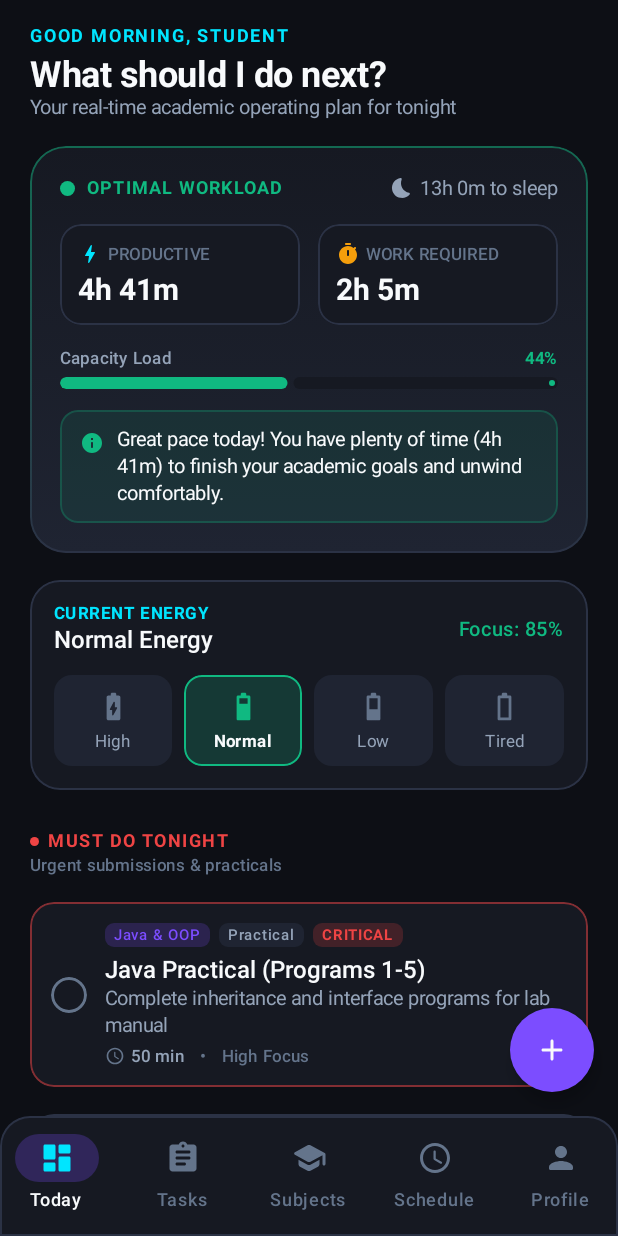
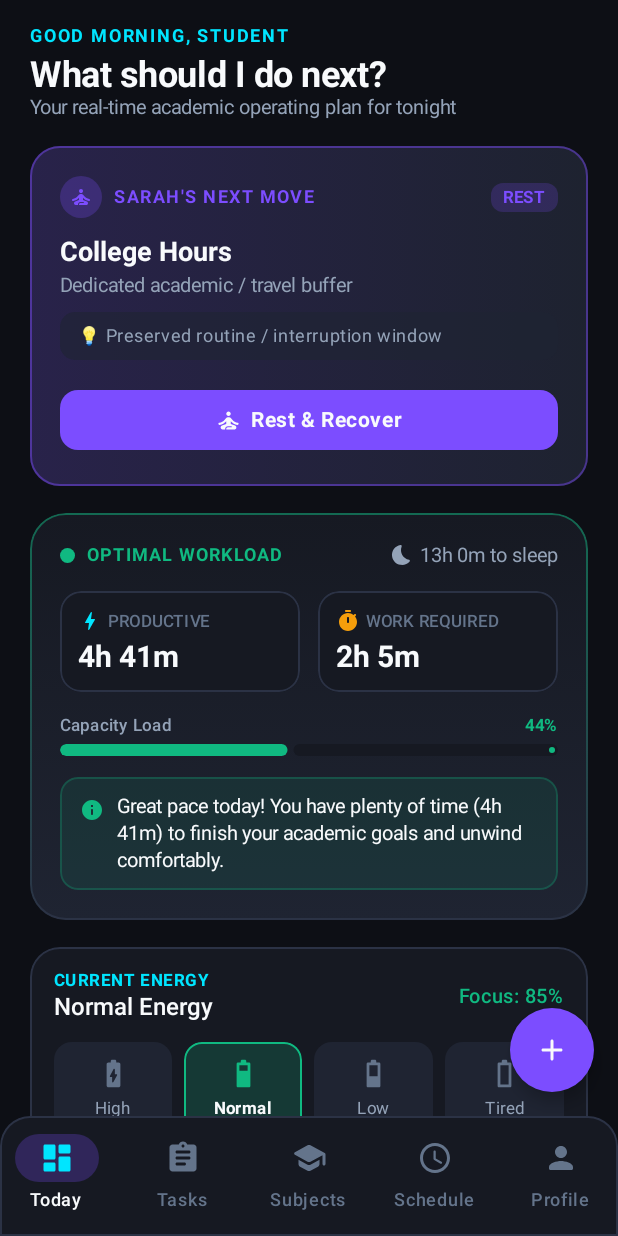
Before and after one commit to YashWagh23/Sarah, an Android app built with Jetpack Compose: the TodayScreen screen opened through its navigation route, on a phone screen of 412 x 824 dp. Run offline under Robolectric (Android 15) with nearby library versions, the light colour scheme and no system bars; our stand-ins replace Room's generated code; libraries missing offline, so code that uses them is left out: com.google.mlkit.vision.

Commit message:
feat: add live Sarah guidance to today

```diff
--- a/app/src/main/java/com/sarah/app/data/preferences/SarahPreferencesManager.kt
+++ b/app/src/main/java/com/sarah/app/data/preferences/SarahPreferencesManager.kt
@@ -8,7 +8,14 @@ import kotlinx.coroutines.flow.Flow
 import kotlinx.coroutines.flow.callbackFlow
 import kotlinx.coroutines.flow.distinctUntilChanged
 
-class SarahPreferencesManager(context: Context) {
+interface SarahPreferences {
+    var currentEnergyLevel: EnergyLevel
+    val energyLevelFlow: Flow<EnergyLevel>
+    var isOnboardingCompleted: Boolean
+    val onboardingCompletedFlow: Flow<Boolean>
+}
+
+class SarahPreferencesManager(context: Context) : SarahPreferences {
     private val prefs: SharedPreferences = context.getSharedPreferences("sarah_prefs", Context.MODE_PRIVATE)
 
     companion object {
@@ -16,7 +23,7 @@ class SarahPreferencesManager(context: Context) {
         private const val KEY_ONBOARDING_DONE = "key_onboarding_done"
     }
 
-    var currentEnergyLevel: EnergyLevel
+    override var currentEnergyLevel: EnergyLevel
         get() {
             val name = prefs.getString(KEY_CURRENT_ENERGY, EnergyLevel.NORMAL.name) ?: EnergyLevel.NORMAL.name
             return runCatching { EnergyLevel.valueOf(name) }.getOrDefault(EnergyLevel.NORMAL)
@@ -25,7 +32,7 @@ class SarahPreferencesManager(context: Context) {
             prefs.edit().putString(KEY_CURRENT_ENERGY, value.name).apply()
         }
 
-    val energyLevelFlow: Flow<EnergyLevel> = callbackFlow {
+    override val energyLevelFlow: Flow<EnergyLevel> = callbackFlow {
         val listener = SharedPreferences.OnSharedPreferenceChangeListener { _, key ->
             if (key == KEY_CURRENT_ENERGY || key == null) {
                 trySend(currentEnergyLevel)
@@ -36,11 +43,11 @@ class SarahPreferencesManager(context: Context) {
         awaitClose { prefs.unregisterOnSharedPreferenceChangeListener(listener) }
     }.distinctUntilChanged()
 
-    var isOnboardingCompleted: Boolean
+    override var isOnboardingCompleted: Boolean
         get() = prefs.getBoolean(KEY_ONBOARDING_DONE, false)
         set(value) = prefs.edit().putBoolean(KEY_ONBOARDING_DONE, value).apply()
 
-    val onboardingCompletedFlow: Flow<Boolean> = callbackFlow {
+    override val onboardingCompletedFlow: Flow<Boolean> = callbackFlow {
         val listener = SharedPreferences.OnSharedPreferenceChangeListener { _, key ->
             if (key == KEY_ONBOARDING_DONE || key == null) {
                 trySend(isOnboardingCompleted)
--- /dev/null
+++ b/app/src/main/java/com/sarah/app/ui/components/SarahNextActionCard.kt
@@ -0,0 +1,274 @@
+package com.sarah.app.ui.components
+
+import androidx.compose.animation.AnimatedContent
+import androidx.compose.animation.fadeIn
+import androidx.compose.animation.fadeOut
+import androidx.compose.animation.togetherWith
+import androidx.compose.foundation.background
+import androidx.compose.foundation.border
+import androidx.compose.foundation.clickable
+import androidx.compose.foundation.layout.Arrangement
+import androidx.compose.foundation.layout.Box
+import androidx.compose.foundation.layout.Column
+import androidx.compose.foundation.layout.Row
+import androidx.compose.foundation.layout.Spacer
+import androidx.compose.foundation.layout.fillMaxWidth
+import androidx.compose.foundation.layout.height
+import androidx.compose.foundation.layout.padding
+import androidx.compose.foundation.layout.size
+import androidx.compose.foundation.layout.width
+import androidx.compose.foundation.shape.CircleShape
+import androidx.compose.foundation.shape.RoundedCornerShape
+import androidx.compose.material.icons.Icons
+import androidx.compose.material.icons.rounded.AutoAwesome
+import androidx.compose.material.icons.rounded.Bedtime
+import androidx.compose.material.icons.rounded.Check
+import androidx.compose.material.icons.rounded.CheckCircle
+import androidx.compose.material.icons.rounded.Coffee
+import androidx.compose.material.icons.rounded.DoneAll
+import androidx.compose.material.icons.rounded.Fastfood
+import androidx.compose.material.icons.rounded.HourglassTop
+import androidx.compose.material.icons.rounded.PlayArrow
+import androidx.compose.material.icons.rounded.Refresh
+import androidx.compose.material.icons.rounded.SelfImprovement
+import androidx.compose.material3.Button
+import androidx.compose.material3.ButtonDefaults
+import androidx.compose.material3.Card
+import androidx.compose.material3.CardDefaults
+import androidx.compose.material3.Icon
+import androidx.compose.material3.MaterialTheme
+import androidx.compose.material3.OutlinedButton
+import androidx.compose.material3.Text
+import androidx.compose.runtime.Composable
+import androidx.compose.ui.Alignment
+import androidx.compose.ui.Modifier
+import androidx.compose.ui.draw.clip
+import androidx.compose.ui.graphics.Brush
+import androidx.compose.ui.graphics.Color
+import androidx.compose.ui.graphics.vector.ImageVector
+import androidx.compose.ui.text.font.FontWeight
+import androidx.compose.ui.text.style.TextOverflow
+import androidx.compose.ui.unit.dp
+import androidx.compose.ui.unit.sp
+import com.sarah.app.domain.model.NextAction
+import com.sarah.app.domain.model.NextActionType
+import com.sarah.app.ui.theme.CoralRed
+import com.sarah.app.ui.theme.CyanAccent
+import com.sarah.app.ui.theme.DarkBorder
+import com.sarah.app.ui.theme.DarkSurface
+import com.sarah.app.ui.theme.DarkSurfaceVariant
+import com.sarah.app.ui.theme.ElectricIndigo
+import com.sarah.app.ui.theme.MintEmerald
+import com.sarah.app.ui.theme.TextMuted
+import com.sarah.app.ui.theme.TextPrimary
+import com.sarah.app.ui.theme.TextSecondary
+import com.sarah.app.ui.theme.WarmAmber
+
+@Composable
+fun SarahNextActionCard(
+    nextAction: NextAction,
+    onPrimaryActionClick: (NextAction) -> Unit,
+    onMarkCompletedClick: (Long) -> Unit,
+    modifier: Modifier = Modifier
+) {
+    val (accentColor, icon, buttonLabel) = when (nextAction.actionType) {
+        NextActionType.START_TASK -> Triple(
+            ElectricIndigo,
+            Icons.Rounded.PlayArrow,
+            if (nextAction.durationMinutes > 0) "Start Focus (${nextAction.durationMinutes}m)" else "Start Task"
+        )
+        NextActionType.CONTINUE_TASK -> Triple(
+            CyanAccent,
+            Icons.Rounded.AutoAwesome,
+            if (nextAction.durationMinutes > 0) "Continue (${nextAction.durationMinutes}m)" else "Continue Task"
+        )
+        NextActionType.TAKE_BREAK -> Triple(
+            MintEmerald,
+            Icons.Rounded.Coffee,
+            if (nextAction.durationMinutes > 0) "Take ${nextAction.durationMinutes}m Break" else "Take Break"
+        )
+        NextActionType.MEAL -> Triple(
+            WarmAmber,
+            Icons.Rounded.Fastfood,
+            if (nextAction.durationMinutes > 0) "Dinner Buffer (${nextAction.durationMinutes}m)" else "Enjoy Meal"
+        )
+        NextActionType.REST -> Triple(
+            ElectricIndigo,
+            Icons.Rounded.SelfImprovement,
+            "Rest & Recover"
+        )
+        NextActionType.STOP_FOR_TONIGHT -> Triple(
+            if (nextAction.urgencyBadge == "COMPLETE") MintEmerald else TextSecondary,
+            if (nextAction.urgencyBadge == "COMPLETE") Icons.Rounded.DoneAll else Icons.Rounded.Bedtime,
+            if (nextAction.urgencyBadge == "COMPLETE") "Wrap Up Tonight" else "Rest for Tomorrow"
+        )
+        NextActionType.RECOVER_FROM_DELAY -> Triple(
+            CoralRed,
+            Icons.Rounded.Refresh,
+            "Recalibrate Plan"
+        )
+    }
+
+    val gradientBrush = Brush.horizontalGradient(
+        colors = listOf(
+            accentColor.copy(alpha = 0.18f),
+            DarkSurfaceVariant.copy(alpha = 0.85f)
+        )
+    )
+
+    Card(
+        modifier = modifier
+            .fillMaxWidth()
+            .border(1.dp, accentColor.copy(alpha = 0.45f), RoundedCornerShape(20.dp)),
+        shape = RoundedCornerShape(20.dp),
+        colors = CardDefaults.cardColors(containerColor = DarkSurface)
+    ) {
+        Column(
+            modifier = Modifier
+                .background(gradientBrush)
+                .padding(20.dp)
+        ) {
+            // Header Bar: "SARAH'S NEXT MOVE" + Urgency Pill
+            Row(
+                modifier = Modifier.fillMaxWidth(),
+                horizontalArrangement = Arrangement.SpaceBetween,
+                verticalAlignment = Alignment.CenterVertically
+            ) {
+                Row(verticalAlignment = Alignment.CenterVertically) {
+                    Box(
+                        modifier = Modifier
+                            .size(28.dp)
+                            .clip(CircleShape)
+                            .background(accentColor.copy(alpha = 0.25f)),
+                        contentAlignment = Alignment.Center
+                    ) {
+                        Icon(
+                            imageVector = icon,
+                            contentDescription = null,
+                            tint = accentColor,
+                            modifier = Modifier.size(16.dp)
+                        )
+                    }
+                    Spacer(modifier = Modifier.width(8.dp))
+                    Text(
+                        text = "SARAH'S NEXT MOVE",
+                        style = MaterialTheme.typography.labelMedium,
+                        fontWeight = FontWeight.Bold,
+                        color = accentColor,
+                        letterSpacing = 1.sp
+                    )
+                }
+
+                if (nextAction.urgencyBadge.isNotBlank()) {
+                    Box(
+                        modifier = Modifier
+                            .clip(RoundedCornerShape(8.dp))
+                            .background(accentColor.copy(alpha = 0.20f))
+                            .padding(horizontal = 8.dp, vertical = 3.dp)
+                    ) {
+                        Text(
+                            text = nextAction.urgencyBadge,
+                            style = MaterialTheme.typography.labelSmall,
+                            fontWeight = FontWeight.Bold,
+                            color = accentColor,
+                            fontSize = 11.sp
+                        )
+                    }
+                }
+            }
+
+            Spacer(modifier = Modifier.height(12.dp))
+
+            // Action Title
+            Text(
+                text = nextAction.title,
+                style = MaterialTheme.typography.titleLarge,
+                fontWeight = FontWeight.Bold,
+                color = TextPrimary,
+                maxLines = 2,
+                overflow = TextOverflow.Ellipsis
+            )
+
+            if (nextAction.subtitle.isNotBlank()) {
+                Spacer(modifier = Modifier.height(4.dp))
+                Text(
+                    text = nextAction.subtitle,
+                    style = MaterialTheme.typography.bodyMedium,
+                    color = TextSecondary
+                )
+            }
+
+            // Reason Callout
+            if (nextAction.reason.isNotBlank()) {
+                Spacer(modifier = Modifier.height(10.dp))
+                Box(
+                    modifier = Modifier
+                        .fillMaxWidth()
+                        .clip(RoundedCornerShape(10.dp))
+                        .background(DarkSurfaceVariant.copy(alpha = 0.6f))
+                        .padding(horizontal = 12.dp, vertical = 8.dp)
+                ) {
+                    Text(
+                        text = "💡 ${nextAction.reason}",
+                        style = MaterialTheme.typography.bodySmall,
+                        color = TextSecondary,
+                        lineHeight = 16.sp
+                    )
+                }
+            }
+
+            Spacer(modifier = Modifier.height(16.dp))
+
+            // Action Buttons Row
+            Row(
+                modifier = Modifier.fillMaxWidth(),
+                horizontalArrangement = Arrangement.spacedBy(10.dp),
+                verticalAlignment = Alignment.CenterVertically
+            ) {
+                Button(
+                    onClick = { onPrimaryActionClick(nextAction) },
+                    modifier = Modifier.weight(1f),
+                    shape = RoundedCornerShape(12.dp),
+                    colors = ButtonDefaults.buttonColors(
+                        containerColor = accentColor,
+                        contentColor = if (accentColor == CyanAccent || accentColor == MintEmerald || accentColor == WarmAmber) DarkSurface else TextPrimary
+                    )
+                ) {
+                    Icon(
+                        imageVector = icon,
+                        contentDescription = null,
+                        modifier = Modifier.size(18.dp)
+                    )
+                    Spacer(modifier = Modifier.width(6.dp))
+                    Text(
+                        text = buttonLabel,
+                        fontWeight = FontWeight.Bold,
+                        fontSize = 14.sp
+                    )
+                }
+
+                // If associated with a task, allow completing directly
+                if (nextAction.taskId != null && (nextAction.actionType == NextActionType.START_TASK || nextAction.actionType == NextActionType.CONTINUE_TASK)) {
+                    OutlinedButton(
+                        onClick = { onMarkCompletedClick(nextAction.taskId) },
+                        shape = RoundedCornerShape(12.dp),
+                        colors = ButtonDefaults.outlinedButtonColors(contentColor = MintEmerald),
+                        border = androidx.compose.foundation.BorderStroke(1.dp, MintEmerald.copy(alpha = 0.6f))
+                    ) {
+                        Icon(
+                            imageVector = Icons.Rounded.Check,
+                            contentDescription = "Mark Complete",
+                            modifier = Modifier.size(16.dp)
+                        )
+                        Spacer(modifier = Modifier.width(4.dp))
+                        Text(
+                            text = "Done",
+                            fontWeight = FontWeight.Bold,
+                            fontSize = 13.sp
+                        )
+                    }
+                }
+            }
+        }
+    }
+}
--- a/app/src/main/java/com/sarah/app/ui/navigation/AppNavigation.kt
+++ b/app/src/main/java/com/sarah/app/ui/navigation/AppNavigation.kt
@@ -146,7 +146,10 @@ fun AppNavigation(
                         app.scheduleRepository,
                         app.userRepository,
                         app.preferencesManager,
-                        app.feasibilityEngine
+                        app.feasibilityEngine,
+                        app.dailyPlanRepository,
+                        app.adaptivePlanner,
+                        app.nextActionEngine
                     )
                 )
                 val quickCaptureViewModel: QuickCaptureViewModel = viewModel(
--- a/app/src/main/java/com/sarah/app/ui/screens/today/TodayScreen.kt
+++ b/app/src/main/java/com/sarah/app/ui/screens/today/TodayScreen.kt
@@ -54,6 +54,8 @@ import com.sarah.app.ui.screens.quickcapture.QuickCaptureViewModel
 import androidx.compose.runtime.mutableStateOf
 import androidx.compose.runtime.remember
 import androidx.compose.runtime.setValue
+
+import com.sarah.app.ui.components.SarahNextActionCard
 
 @Composable
 fun TodayScreen(
@@ -120,6 +122,17 @@ fun TodayScreen(
                             text = "Your real-time academic operating plan for tonight",
                             style = MaterialTheme.typography.bodyMedium,
                             color = TextSecondary
+                        )
+                    }
+                }
+
+                // Sarah's Next Move (Live Guidance Card)
+                uiState.nextAction?.let { action ->
+                    item {
+                        SarahNextActionCard(
+                            nextAction = action,
+                            onPrimaryActionClick = { viewModel.handlePrimaryNextAction(it) },
+                            onMarkCompletedClick = { viewModel.completeTaskById(it) }
                         )
                     }
                 }
--- a/app/src/main/java/com/sarah/app/ui/screens/today/TodayUiState.kt
+++ b/app/src/main/java/com/sarah/app/ui/screens/today/TodayUiState.kt
@@ -1,8 +1,10 @@
 package com.sarah.app.ui.screens.today
 
 import com.sarah.app.domain.model.CollegeSchedule
+import com.sarah.app.domain.model.DailyPlan
 import com.sarah.app.domain.model.EnergyLevel
 import com.sarah.app.domain.model.FeasibilityReport
+import com.sarah.app.domain.model.NextAction
 import com.sarah.app.domain.model.Subject
 import com.sarah.app.domain.model.Task
 import com.sarah.app.domain.model.UserProfile
@@ -15,5 +17,7 @@ data class TodayUiState(
     val energyLevel: EnergyLevel = EnergyLevel.NORMAL,
     val tasks: List<Task> = emptyList(),
     val subjects: List<Subject> = emptyList(),
-    val feasibilityReport: FeasibilityReport? = null
+    val feasibilityReport: FeasibilityReport? = null,
+    val dailyPlan: DailyPlan? = null,
+    val nextAction: NextAction? = null
 )
--- a/app/src/main/java/com/sarah/app/ui/screens/today/TodayViewModel.kt
+++ b/app/src/main/java/com/sarah/app/ui/screens/today/TodayViewModel.kt
@@ -3,12 +3,17 @@ package com.sarah.app.ui.screens.today
 import androidx.lifecycle.ViewModel
 import androidx.lifecycle.ViewModelProvider
 import androidx.lifecycle.viewModelScope
-import com.sarah.app.data.preferences.SarahPreferencesManager
+import com.sarah.app.data.preferences.SarahPreferences
+import com.sarah.app.domain.engine.AdaptivePlanner
 import com.sarah.app.domain.engine.FeasibilityEngine
+import com.sarah.app.domain.engine.NextActionEngine
 import com.sarah.app.domain.model.CollegeSchedule
 import com.sarah.app.domain.model.EnergyLevel
+import com.sarah.app.domain.model.NextAction
+import com.sarah.app.domain.model.NextActionType
 import com.sarah.app.domain.model.Task
 import com.sarah.app.domain.model.TaskStatus
+import com.sarah.app.domain.repository.DailyPlanRepository
 import com.sarah.app.domain.repository.ScheduleRepository
 import com.sarah.app.domain.repository.SubjectRepository
 import com.sarah.app.domain.repository.TaskRepository
@@ -18,9 +23,9 @@ import kotlinx.coroutines.flow.StateFlow
 import kotlinx.coroutines.flow.asStateFlow
 import kotlinx.coroutines.flow.combine
 import kotlinx.coroutines.flow.launchIn
-import kotlinx.coroutines.flow.onEach
 import kotlinx.coroutines.flow.update
 import kotlinx.coroutines.launch
+import java.time.LocalDate
 import java.time.LocalTime
 
 class TodayViewModel(
@@ -28,8 +33,11 @@ class TodayViewModel(
     private val subjectRepository: SubjectRepository,
     private val scheduleRepository: ScheduleRepository,
     private val userRepository: UserRepository,
-    private val preferencesManager: SarahPreferencesManager,
-    private val feasibilityEngine: FeasibilityEngine
+    private val preferencesManager: SarahPreferences,
+    private val feasibilityEngine: FeasibilityEngine,
+    private val dailyPlanRepository: DailyPlanRepository,
+    private val adaptivePlanner: AdaptivePlanner,
+    private val nextActionEngine: NextActionEngine
 ) : ViewModel() {
 
     private val _uiState = MutableStateFlow(TodayUiState())
@@ -40,15 +48,24 @@ class TodayViewModel(
     }
 
     private fun observeData() {
-        combine(
+        val todayEpochDay = LocalDate.now().toEpochDay()
+        val coreDataFlow = combine(
             taskRepository.getAllTasks(),
             subjectRepository.getActiveSubjects(),
-            scheduleRepository.getSchedule(),
+            scheduleRepository.getSchedule()
+        ) { tasks, subjects, schedule ->
+            Triple(tasks, subjects, schedule ?: CollegeSchedule())
+        }
+
+        combine(
+            coreDataFlow,
             userRepository.getUserProfile(),
-            preferencesManager.energyLevelFlow
-        ) { tasks, subjects, schedule, profile, energy ->
-            val safeSchedule = schedule ?: CollegeSchedule()
-            val hour = LocalTime.now().hour
+            preferencesManager.energyLevelFlow,
+            dailyPlanRepository.getInterruptions(todayEpochDay)
+        ) { (tasks, subjects, safeSchedule), profile, energy, interruptions ->
+            val nowTime = LocalTime.now()
+            val nowDate = LocalDate.now()
+            val hour = nowTime.hour
             val greeting = when {
                 hour < 12 -> "Good Morning"
                 hour < 17 -> "Good Afternoon"
@@ -62,6 +79,25 @@ class TodayViewModel(
                 energyLevel = energy
             )
 
+            val rawPlan = adaptivePlanner.generatePlan(
+                tasks = tasks,
+                schedule = safeSchedule,
+                energyLevel = energy,
+                interruptions = interruptions,
+                currentTime = nowTime,
+                currentDate = nowDate
+            )
+
+            val nextAction = nextActionEngine.computeNextAction(
+                plan = rawPlan,
+                tasks = tasks,
+                schedule = safeSchedule,
+                currentTime = nowTime,
+                currentDate = nowDate
+            )
+
+            val fullPlan = rawPlan.copy(nextAction = nextAction)
+
             _uiState.update {
                 it.copy(
                     isLoading = false,
@@ -71,7 +107,9 @@ class TodayViewModel(
                     energyLevel = energy,
                     tasks = tasks,
                     subjects = subjects,
-                    feasibilityReport = feasibilityReport
+                    feasibilityReport = feasibilityReport,
+                    dailyPlan = fullPlan,
+                    nextAction = nextAction
                 )
             }
         }.launchIn(viewModelScope)
@@ -79,7 +117,6 @@ class TodayViewModel(
 
     fun setEnergyLevel(energyLevel: EnergyLevel) {
         preferencesManager.currentEnergyLevel = energyLevel
-        // The reactive energyLevelFlow will automatically trigger an evaluation update
     }
 
     fun toggleTaskStatus(task: Task) {
@@ -89,13 +126,39 @@ class TodayViewModel(
         }
     }
 
+    fun completeTaskById(taskId: Long) {
+        viewModelScope.launch {
+            taskRepository.updateTaskStatus(taskId, TaskStatus.COMPLETED)
+        }
+    }
+
+    fun handlePrimaryNextAction(nextAction: NextAction) {
+        when (nextAction.actionType) {
+            NextActionType.START_TASK, NextActionType.CONTINUE_TASK -> {
+                // Focus session active or starting
+            }
+            NextActionType.STOP_FOR_TONIGHT -> {
+                // Sleep / wrap-up acknowledgement
+            }
+            NextActionType.TAKE_BREAK, NextActionType.MEAL, NextActionType.REST -> {
+                // Break / Meal buffer acknowledgement
+            }
+            NextActionType.RECOVER_FROM_DELAY -> {
+                // Recalculates dynamically
+            }
+        }
+    }
+
     class Factory(
         private val taskRepository: TaskRepository,
         private val subjectRepository: SubjectRepository,
         private val scheduleRepository: ScheduleRepository,
         private val userRepository: UserRepository,
-        private val preferencesManager: SarahPreferencesManager,
-        private val feasibilityEngine: FeasibilityEngine
+        private val preferencesManager: SarahPreferences,
+        private val feasibilityEngine: FeasibilityEngine,
+        private val dailyPlanRepository: DailyPlanRepository,
+        private val adaptivePlanner: AdaptivePlanner,
+        private val nextActionEngine: NextActionEngine
     ) : ViewModelProvider.Factory {
         @Suppress("UNCHECKED_CAST")
         override fun <T : ViewModel> create(modelClass: Class<T>): T {
@@ -105,7 +168,10 @@ class TodayViewModel(
                 scheduleRepository,
                 userRepository,
                 preferencesManager,
-                feasibilityEngine
+                feasibilityEngine,
+                dailyPlanRepository,
+                adaptivePlanner,
+                nextActionEngine
             ) as T
         }
     }
```
Also changed, not shown: 1 other file.
